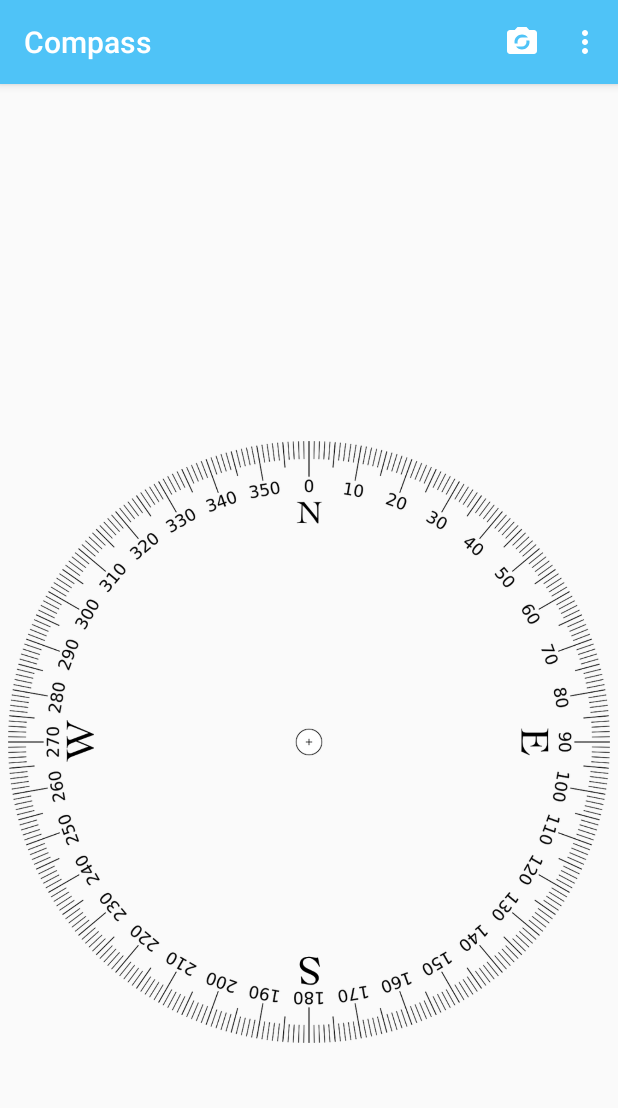
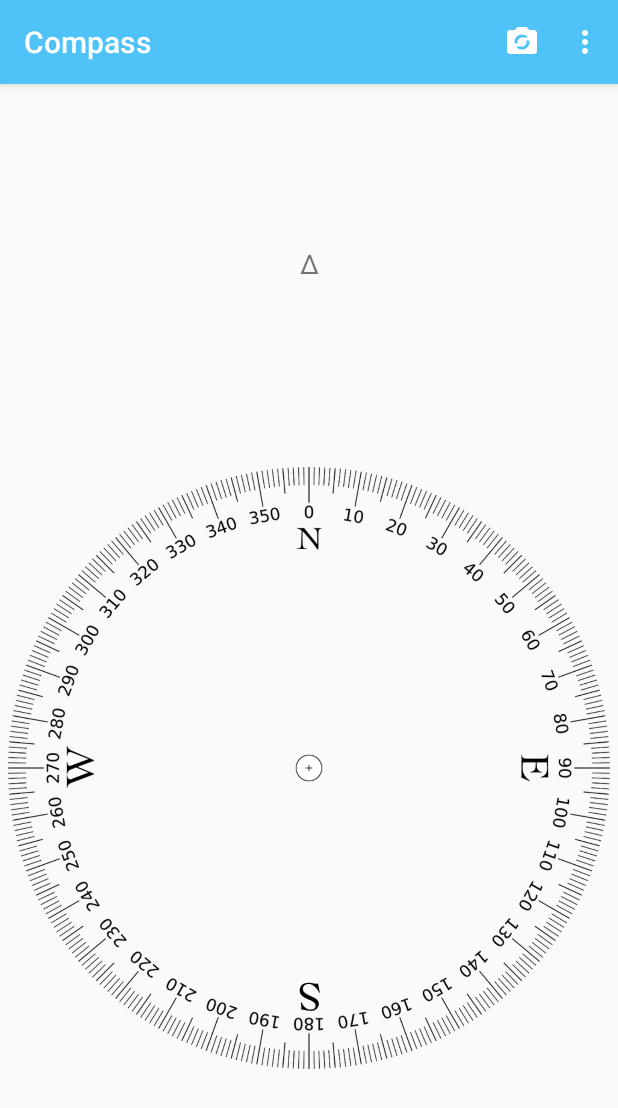
Before and after one commit to bacampbell/Compass, an Android app: the screen it shows after launch (MainActivity), on a phone screen of 412 x 824 dp. Shown: the top 1108 px of the screen. Run offline under Robolectric (Android 15) with nearby library versions, the phone set to English and light mode, and no system bars.

Commit message:
Implemented a RangeMap for determining compass point and added an arrow at the top of the compass image

```diff
--- a/app/src/main/java/com/bcampbelldev/compassapp/MainActivity.java
+++ b/app/src/main/java/com/bcampbelldev/compassapp/MainActivity.java
@@ -44,8 +44,10 @@ public class MainActivity extends AppCompatActivity implements SensorEventListen
     protected float currentDegree = 0f;
 
     protected int currentNightMode;
+    protected RangeMap map = new RangeMap();
 
     private TextView headingView;
+    private TextView arrowView;
     private ImageView compassView;
 
 
@@ -74,6 +76,11 @@ public class MainActivity extends AppCompatActivity implements SensorEventListen
         mSensorManager = (SensorManager) getSystemService(Context.SENSOR_SERVICE);
         compassView = (ImageView)findViewById(R.id.imageViewCompass);
         headingView = (TextView)findViewById(R.id.heading);
+        arrowView = (TextView)findViewById(R.id.arrow);
+        arrowView.setText("\u0394");
+
+        // Populate compass RangeMap
+        fillMap(map);
     }
 
 
@@ -174,8 +181,8 @@ public class MainActivity extends AppCompatActivity implements SensorEventListen
                 azimuth += 360;
             }
 
-            // Determine compass point text as long as the user is not calibrating the compass.
-            String compassPoint = getCompassPoint(azimuth);
+            // Determine compass point text.
+            String compassPoint = map.getValueForKey(azimuth);
 
             String heading = String.format("%1$d\u00B0 %2$s", azimuth, compassPoint);
 
@@ -233,7 +240,8 @@ public class MainActivity extends AppCompatActivity implements SensorEventListen
 
 
     /**
-     * Start {@link CameraCompassActivity} on user selection in the App Bar.
+     * Start {@link CameraCompassActivity} on user selection of the camera activity in the App Bar.
+     * Toggle between day and night mode on user selection in the options menu.
      *
      * @param item {@link MenuItem} item that the user selected.
      * @return <code>true</code> on code completion on item selection;
@@ -282,44 +290,44 @@ public class MainActivity extends AppCompatActivity implements SensorEventListen
 
 
     /**
-     * Method to determine the compass point from our current degree.
-     * @param deg the calculated azimuth.
-     * @return String value of the compass point that corresponds to <code>deg</code>
+     * Method that populates the RangeMap so that a range of compass headings corresponds to a
+     * compass point. E.g. 42 degree heading corresponds to "NE".
+     *
+     * @param map the RangeMap to populate.
      */
-    public String getCompassPoint(int deg) {
-        if (deg <= 5 && deg >= 0) return "N";
-        else if (deg <= 359 && deg >= 355) return "N";
-        else if (deg <= 16 && deg >= 6) return "NE";
-        else if (deg <= 28 && deg >= 17) return "NNE";
-        else if (deg <= 39 && deg >= 29) return "NEbN";
-        else if (deg <= 50 && deg >= 40) return "NE";
-        else if (deg <= 61 && deg >= 51) return "NEbE";
-        else if (deg <= 73 && deg >= 62) return "ENE";
-        else if (deg <= 84 && deg >= 74) return "EbN";
-        else if (deg <= 95 && deg >= 85) return "E";
-        else if (deg <= 106 && deg >= 96) return "EbS";
-        else if (deg <= 118 && deg >= 107) return "ESE";
-        else if (deg <= 129 && deg >= 119) return "SEbE";
-        else if (deg <= 140 && deg >= 130) return "SE";
-        else if (deg <= 151 && deg >= 141) return "SEbS";
-        else if (deg <= 163 && deg >= 152) return "SSE";
-        else if (deg <= 174 && deg >= 164) return "SbE";
-        else if (deg <= 185 && deg >= 175) return "S";
-        else if (deg <= 196 && deg >= 186) return "SbW";
-        else if (deg <= 208 && deg >= 197) return "SSW";
-        else if (deg <= 219 && deg >= 209) return "SWbS";
-        else if (deg <= 230 && deg >= 220) return "SW";
-        else if (deg <= 241 && deg >= 231) return "SWbW";
-        else if (deg <= 253 && deg >= 242) return "WSW";
-        else if (deg <= 264 && deg >= 254) return "WbS";
-        else if (deg <= 275 && deg >= 265) return "W";
-        else if (deg <= 286 && deg >= 276) return "WbN";
-        else if (deg <= 298 && deg >= 287) return "WNW";
-        else if (deg <= 309 && deg >= 299) return "NWbW";
-        else if (deg <= 320 && deg >= 310) return "NW";
-        else if (deg <= 331 && deg >= 321) return "NWbN";
-        else if (deg <= 343 && deg >= 332) return "NNW";
-        else if (deg <= 354 && deg >= 344) return "NbW";
-        else return "";
+    public void fillMap(RangeMap map) {
+        map.put(0, 5, "N");
+        map.put(6, 16, "NbE");
+        map.put(17, 28, "NNE");
+        map.put(29, 39, "NEbN");
+        map.put(40, 50, "NE");
+        map.put(51, 61, "NEbE");
+        map.put(62, 73, "ENE");
+        map.put(74, 84, "EbN");
+        map.put(85, 95, "E");
+        map.put(96, 106, "EbS");
+        map.put(107, 118, "ESE");
+        map.put(119, 129, "SEbE");
+        map.put(130, 140, "SE");
+        map.put(141, 151, "SEbS");
+        map.put(152, 163, "SSE");
+        map.put(164, 174, "SbE");
+        map.put(175, 185, "S");
+        map.put(186, 196, "SbW");
+        map.put(197, 208, "SSW");
+        map.put(209, 219, "SWbS");
+        map.put(220, 230, "SW");
+        map.put(231, 241, "SWbW");
+        map.put(242, 253, "WSW");
+        map.put(254, 264, "WbS");
+        map.put(265, 275, "W");
+        map.put(276, 286, "WbN");
+        map.put(287, 298, "WNW");
+        map.put(299, 309, "NWbW");
+        map.put(310, 320, "NW");
+        map.put(321, 331, "NWbN");
+        map.put(332, 343, "NNW");
+        map.put(344, 354, "NbW");
+        map.put(355, 359, "N");
     }
 }
--- /dev/null
+++ b/app/src/main/java/com/bcampbelldev/compassapp/RangeMap.java
@@ -0,0 +1,42 @@
+package com.bcampbelldev.compassapp;
+
+import java.util.ArrayList;
+import java.util.List;
+
+
+
+class RangeMap {
+    static class RangeEntry {
+        private final int lower;
+        private final int upper;
+        private final String value;
+
+        RangeEntry( int lower, int upper, String mappedVal) {
+            this.lower = lower;
+            this.upper = upper;
+            this.value = mappedVal;
+        }
+
+        boolean matches(int value) {
+            return value >= lower && value <= upper;
+        }
+
+        String getValue() {
+            return value;
+        }
+    }
+
+
+    private final List<RangeEntry> entries = new ArrayList<RangeEntry>();
+
+    void put( int lower, int upper, String mappedVal) {
+        entries.add(new RangeEntry(lower, upper, mappedVal));
+    }
+
+    String getValueForKey (int key) {
+        for (RangeEntry entry : entries) {
+            if (entry.matches(key)) return entry.getValue();
+        }
+        return null;
+    }
+}
--- a/app/src/main/res/layout/activity_main.xml
+++ b/app/src/main/res/layout/activity_main.xml
@@ -14,16 +14,25 @@
 
     <TextView
         android:id="@+id/heading"
-        android:layout_width="wrap_content"
+        android:layout_width="match_parent"
         android:layout_height="0dp"
         android:gravity="bottom"
         android:textSize="18sp"
         android:fontFamily="sans-serif-thin"
-        android:layout_weight="1"
+        android:layout_weight="2"
         android:shadowDx="1"
         android:shadowDy="1"
         android:shadowRadius="2"
         android:paddingStart="25dp"/>
+
+    <TextView
+        android:layout_width="match_parent"
+        android:layout_height="0dp"
+        android:id="@+id/arrow"
+        android:layout_weight="1"
+        android:gravity="center"
+        android:layout_gravity="bottom"
+        android:textSize="18sp" />
 
     <ImageView
         android:id="@+id/imageViewCompass"
@@ -33,6 +42,6 @@
         android:layout_gravity="center"
         android:padding="5dp"
         android:contentDescription="@string/compass_image_description"
-        android:layout_weight="6" />
+        android:layout_weight="13" />
 
 </LinearLayout>
```
